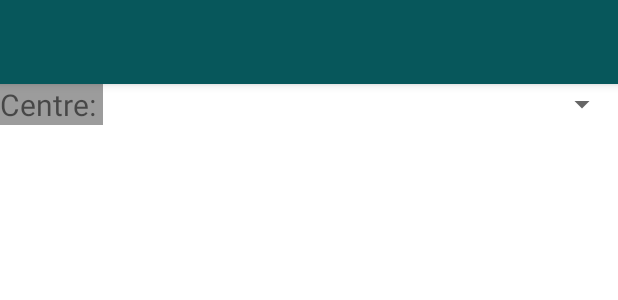
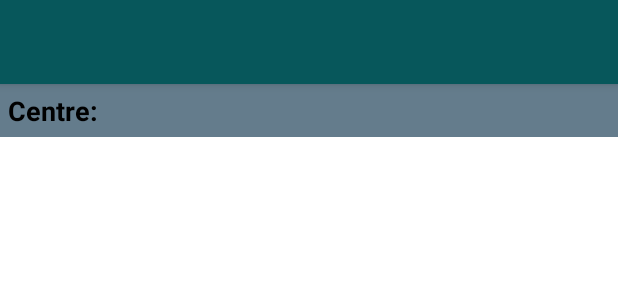
Before and after one commit to Porkins4/PES_Gescov_APP, an Android app: the layout activity_create_chat_acitvity.xml on its own in the app's theme, with its tools: preview values and no code run, on a phone screen of 412 x 824 dp. Shown: the top 300 px of the screen. Run offline under Robolectric (Android 15) with nearby library versions, the phone set to English and light mode, and no system bars.

Commit message:
se pueden conseguir los centros del usuario de forma síncrona con la pantalla y además se puede seleccionar el cole

```diff
--- a/app/src/main/java/com/example/gescov/DomainLayer/Controllers/UserModelController.java
+++ b/app/src/main/java/com/example/gescov/DomainLayer/Controllers/UserModelController.java
@@ -246,4 +246,10 @@
     public GoogleSignInClient getGoogleSignInClient(String serverClientID) {
         return LoginRespository.getGoogleSignInClient(serverClientID);
     }
+
+    //-----------------------------------------------------------------
+    //update user schools
+    public void updateSchools() {
+        DomainControlFactory.getSchoolsModelCrontroller().updateSchools(loggedUser.getSchoolsID());
+    }
 }
--- a/app/src/main/java/com/example/gescov/DomainLayer/Services/Volley/Interfaces/ISchoolService.java
+++ b/app/src/main/java/com/example/gescov/DomainLayer/Services/Volley/Interfaces/ISchoolService.java
@@ -30,4 +30,6 @@
     void refreshUser(String id);
 
     void addStudentToCenter(String id, String schoolId, MutableLiveData<SchoolRequestResult> result);
+
+    void getSchool(String school);
 }
--- a/app/src/main/res/layout/activity_create_chat_acitvity.xml
+++ b/app/src/main/res/layout/activity_create_chat_acitvity.xml
@@ -6,14 +6,20 @@
     android:layout_height="match_parent"
     tools:context=".viewlayer.chat.createchat.CreateChatActivity">
 
+    <LinearLayout
+        android:layout_width="match_parent"
+        android:layout_height="match_parent"
+        android:orientation="vertical"
+        app:layout_constraintBottom_toBottomOf="parent"
+        app:layout_constraintEnd_toEndOf="parent"
+        app:layout_constraintStart_toStartOf="parent"
+        app:layout_constraintTop_toTopOf="parent">
+
         <com.google.android.material.appbar.AppBarLayout
             android:id="@+id/appBarLayout"
             android:layout_width="match_parent"
             android:layout_height="wrap_content"
-        android:theme="@style/Theme.Gescov.AppBarOverlay"
-        app:layout_constraintEnd_toEndOf="parent"
-        app:layout_constraintStart_toStartOf="parent"
-        app:layout_constraintTop_toTopOf="parent">
+            android:theme="@style/Theme.Gescov.AppBarOverlay">
 
             <androidx.appcompat.widget.Toolbar
                 android:id="@+id/toolbar"
@@ -27,24 +33,35 @@
         <LinearLayout
             android:layout_width="match_parent"
             android:layout_height="wrap_content"
-        android:orientation="horizontal"
-        app:layout_constraintTop_toBottomOf="@+id/appBarLayout"
-        tools:layout_editor_absoluteX="0dp">
+            android:orientation="horizontal">
 
             <TextView
                 android:id="@+id/textView7"
                 android:layout_width="wrap_content"
                 android:layout_height="wrap_content"
                 android:layout_weight="0"
-            android:background="#9C9C9C"
-            android:text="Centre: "
-            android:textSize="20sp" />
+                android:background="#647c8c"
+                android:paddingLeft="5dp"
+                android:paddingTop="5dp"
+                android:paddingRight="5dp"
+                android:paddingBottom="5dp"
+                android:text="Centre:"
+                android:textColor="#000000"
+                android:textSize="18sp"
+                android:textStyle="bold" />
 
             <Spinner
                 android:id="@+id/spinner"
                 android:layout_width="wrap_content"
                 android:layout_height="match_parent"
-            android:layout_weight="1" />
+                android:layout_weight="1"
+                android:background="#647c8c" />
+        </LinearLayout>
+
+        <ListView
+            android:layout_width="match_parent"
+            android:layout_height="match_parent" />
+
     </LinearLayout>
 
 </androidx.constraintlayout.widget.ConstraintLayout>
--- a/app/src/main/res/values/strings.xml
+++ b/app/src/main/res/values/strings.xml
@@ -151,4 +151,5 @@
     <string name="confirm_delete_chat_message">Segur de que vols eliminar aquest xat?</string>
     <string name="yes_delete_chat">Elimina</string>
     <string name="no_delete_chat">Cancela</string>
+    <string name="title_activity_create_chat">Contactes del centre</string>
 </resources>
```
Also changed, not shown: app/src/main/java/com/example/gescov/DomainLayer/Classmodels/School.java (+36 -0 lines), app/src/main/java/com/example/gescov/DomainLayer/Controllers/ModelController.java (+15 -1 lines), app/src/main/java/com/example/gescov/DomainLayer/Controllers/SchoolsModelController.java (+27 -0 lines), app/src/main/java/com/example/gescov/DomainLayer/Services/Volley/Implementors/SchoolServiceImplementor.java (+17 -1 lines), app/src/main/java/com/example/gescov/viewlayer/Singletons/PresentationControlFactory.java (+8 -0 lines), app/src/main/java/com/example/gescov/viewlayer/ViewLayerController.java (+14 -0 lines), app/src/main/java/com/example/gescov/viewlayer/chat/createchat/CreateChatActivity.java (+32 -0 lines), app/src/main/java/com/example/gescov/viewlayer/chat/createchat/CreateChatController.java (added, +27 -0 lines), app/src/main/java/com/example/gescov/viewlayer/chat/createchat/CreateChatViewModel.java (added, +41 -0 lines). Lines whose indentation alone changed are shown as unchanged.
